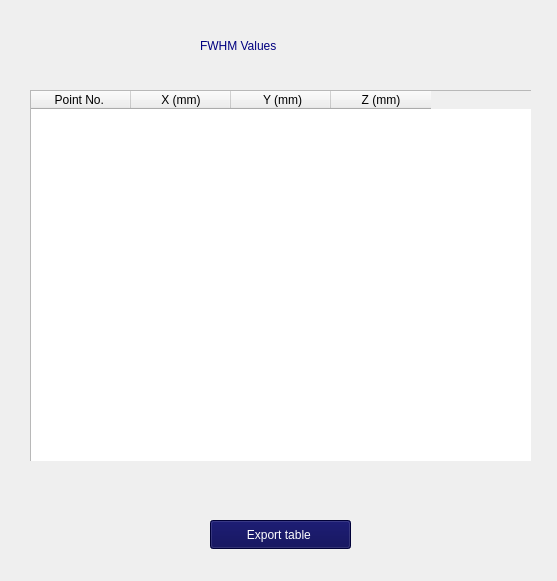
aquinterol/App_Medizin, file fwhm.ui: the form before one commit.
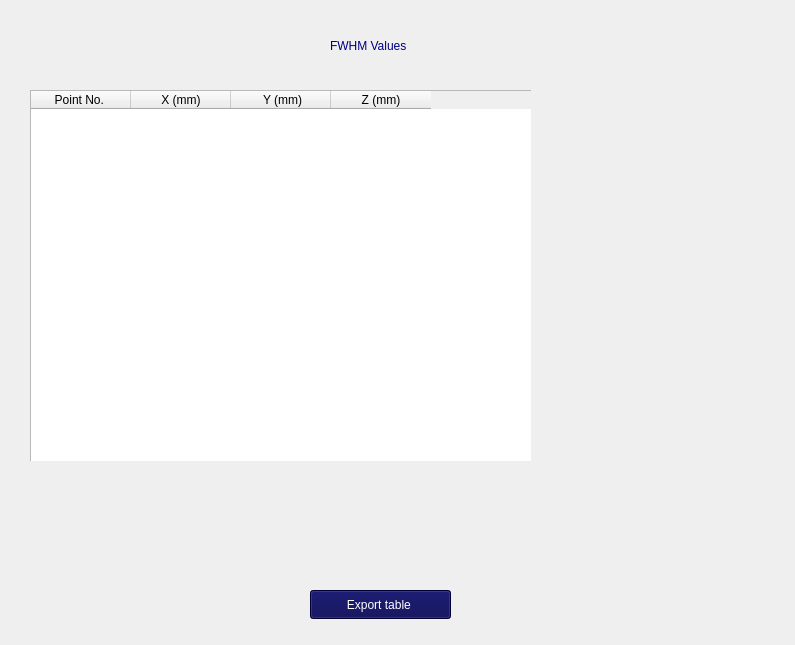
The form after the commit.

Patch:
```diff
--- a/fwhm.ui
+++ b/fwhm.ui
@@ -6,8 +6,8 @@
    <rect>
     <x>0</x>
     <y>0</y>
-    <width>557</width>
-    <height>581</height>
+    <width>795</width>
+    <height>645</height>
    </rect>
   </property>
   <property name="windowTitle">
@@ -16,7 +16,7 @@
   <widget class="QLabel" name="F_title">
    <property name="geometry">
     <rect>
-     <x>200</x>
+     <x>330</x>
      <y>30</y>
      <width>221</width>
      <height>31</height>
@@ -80,8 +80,8 @@
   <widget class="QPushButton" name="butexport">
    <property name="geometry">
     <rect>
-     <x>210</x>
-     <y>520</y>
+     <x>310</x>
+     <y>590</y>
      <width>141</width>
      <height>29</height>
     </rect>
```
Left out of the diff: 4 changed lines with no effect on the pictures.
